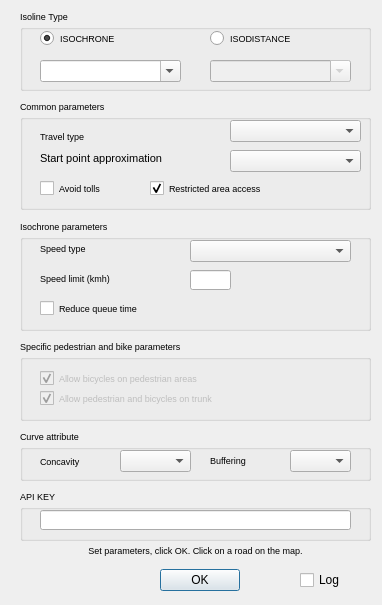
Old version of the form iso4app/iso4app_dialog_base.ui in the repository ksolsrl/QgisIso4app.
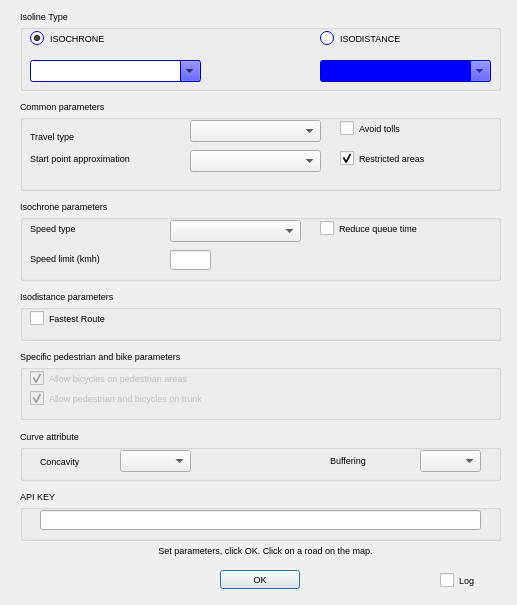
New version of the form.

Commit message:
New Fastest Route Option
You can check this option for isodistances/motor vehicle. Without this option the shortest path will be calculated, all route will be taken. Checking this option the fastest route will be taken and the polygon will be smaller, this is because usually the fastest roads are longer than the other roads

What changed in the file:
```diff
--- a/iso4app/iso4app_dialog_base.ui
+++ b/iso4app/iso4app_dialog_base.ui
@@ -6,7 +6,7 @@
    <rect>
     <x>0</x>
     <y>0</y>
-    <width>382</width>
+    <width>517</width>
     <height>605</height>
    </rect>
   </property>
@@ -16,12 +16,18 @@
   <widget class="QDialogButtonBox" name="button_box">
    <property name="geometry">
     <rect>
-     <x>160</x>
+     <x>220</x>
      <y>560</y>
      <width>80</width>
      <height>40</height>
     </rect>
    </property>
+   <property name="font">
+    <font>
+     <family>Arial</family>
+     <pointsize>7</pointsize>
+    </font>
+   </property>
    <property name="orientation">
     <enum>Qt::Horizontal</enum>
    </property>
@@ -34,12 +40,428 @@
     <rect>
      <x>20</x>
      <y>10</y>
-     <width>351</width>
+     <width>481</width>
      <height>81</height>
     </rect>
    </property>
+   <property name="palette">
+    <palette>
+     <active>
+      <colorrole role="WindowText">
+       <brush brushstyle="SolidPattern">
+        <color alpha="255">
+         <red>0</red>
+         <green>0</green>
+         <blue>0</blue>
+        </color>
+       </brush>
+      </colorrole>
+      <colorrole role="Button">
+       <brush brushstyle="SolidPattern">
+        <color alpha="255">
+         <red>0</red>
+         <green>0</green>
+         <blue>255</blue>
+        </color>
+       </brush>
+      </colorrole>
+      <colorrole role="Light">
+       <brush brushstyle="SolidPattern">
+        <color alpha="255">
+         <red>127</red>
+         <green>127</green>
+         <blue>255</blue>
+        </color>
+       </brush>
+      </colorrole>
+      <colorrole role="Midlight">
+       <brush brushstyle="SolidPattern">
+        <color alpha="255">
+         <red>63</red>
+         <green>63</green>
+         <blue>255</blue>
+        </color>
+       </brush>
+      </colorrole>
+      <colorrole role="Dark">
+       <brush brushstyle="SolidPattern">
+        <color alpha="255">
+         <red>0</red>
+         <green>0</green>
+         <blue>127</blue>
+        </color>
+       </brush>
+      </colorrole>
+      <colorrole role="Mid">
+       <brush brushstyle="SolidPattern">
+        <color alpha="255">
+         <red>0</red>
+         <green>0</green>
+         <blue>170</blue>
+        </color>
+       </brush>
+      </colorrole>
+      <colorrole role="Text">
+       <brush brushstyle="SolidPattern">
+        <color alpha="255">
+         <red>0</red>
+         <green>0</green>
+         <blue>0</blue>
+        </color>
+       </brush>
+      </colorrole>
+      <colorrole role="BrightText">
+       <brush brushstyle="SolidPattern">
+        <color alpha="255">
+         <red>255</red>
+         <green>255</green>
+         <blue>255</blue>
+        </color>
+       </brush>
+      </colorrole>
+      <colorrole role="ButtonText">
+       <brush brushstyle="SolidPattern">
+        <color alpha="255">
+         <red>0</red>
+         <green>0</green>
+         <blue>0</blue>
+        </color>
+       </brush>
+      </colorrole>
+      <colorrole role="Base">
+       <brush brushstyle="SolidPattern">
+        <color alpha="255">
+         <red>255</red>
+         <green>255</green>
+         <blue>255</blue>
+        </color>
+       </brush>
+      </colorrole>
+      <colorrole role="Window">
+       <brush brushstyle="SolidPattern">
+        <color alpha="255">
+         <red>0</red>
+         <green>0</green>
+         <blue>255</blue>
+        </color>
+       </brush>
+      </colorrole>
+      <colorrole role="Shadow">
+       <brush brushstyle="SolidPattern">
+        <color alpha="255">
+         <red>0</red>
+         <green>0</green>
+         <blue>0</blue>
+        </color>
+       </brush>
+      </colorrole>
+      <colorrole role="AlternateBase">
+       <brush brushstyle="SolidPattern">
+        <color alpha="255">
+         <red>127</red>
+         <green>127</green>
+         <blue>255</blue>
+        </color>
+       </brush>
+      </colorrole>
+      <colorrole role="ToolTipBase">
+       <brush brushstyle="SolidPattern">
+        <color alpha="255">
+         <red>255</red>
+         <green>255</green>
+         <blue>220</blue>
+        </color>
+       </brush>
+      </colorrole>
+      <colorrole role="ToolTipText">
+       <brush brushstyle="SolidPattern">
+        <color alpha="255">
+         <red>0</red>
+         <green>0</green>
+         <blue>0</blue>
+        </color>
+       </brush>
+      </colorrole>
+     </active>
+     <inactive>
+      <colorrole role="WindowText">
+       <brush brushstyle="SolidPattern">
+        <color alpha="255">
+         <red>0</red>
+         <green>0</green>
+         <blue>0</blue>
+        </color>
+       </brush>
+      </colorrole>
+      <colorrole role="Button">
+       <brush brushstyle="SolidPattern">
+        <color alpha="255">
+         <red>0</red>
+         <green>0</green>
+         <blue>255</blue>
+        </color>
+       </brush>
+      </colorrole>
+      <colorrole role="Light">
+       <brush brushstyle="SolidPattern">
+        <color alpha="255">
+         <red>127</red>
+         <green>127</green>
+         <blue>255</blue>
+        </color>
+       </brush>
+      </colorrole>
+      <colorrole role="Midlight">
+       <brush brushstyle="SolidPattern">
+        <color alpha="255">
+         <red>63</red>
+         <green>63</green>
+         <blue>255</blue>
+        </color>
+       </brush>
+      </colorrole>
+      <colorrole role="Dark">
+       <brush brushstyle="SolidPattern">
+        <color alpha="255">
+         <red>0</red>
+         <green>0</green>
+         <blue>127</blue>
+        </color>
+       </brush>
+      </colorrole>
+      <colorrole role="Mid">
+       <brush brushstyle="SolidPattern">
+        <color alpha="255">
+         <red>0</red>
+         <green>0</green>
+         <blue>170</blue>
+        </color>
+       </brush>
+      </colorrole>
+      <colorrole role="Text">
+       <brush brushstyle="SolidPattern">
+        <color alpha="255">
+         <red>0</red>
+         <green>0</green>
+         <blue>0</blue>
+        </color>
+       </brush>
+      </colorrole>
+      <colorrole role="BrightText">
+       <brush brushstyle="SolidPattern">
+        <color alpha="255">
+         <red>255</red>
+         <green>255</green>
+         <blue>255</blue>
+        </color>
+       </brush>
+      </colorrole>
+      <colorrole role="ButtonText">
+       <brush brushstyle="SolidPattern">
+        <color alpha="255">
+         <red>0</red>
+         <green>0</green>
+         <blue>0</blue>
+        </color>
+       </brush>
+      </colorrole>
+      <colorrole role="Base">
+       <brush brushstyle="SolidPattern">
+        <color alpha="255">
+         <red>255</red>
+         <green>255</green>
+         <blue>255</blue>
+        </color>
+       </brush>
+      </colorrole>
+      <colorrole role="Window">
+       <brush brushstyle="SolidPattern">
+        <color alpha="255">
+         <red>0</red>
+         <green>0</green>
+         <blue>255</blue>
+        </color>
+       </brush>
+      </colorrole>
+      <colorrole role="Shadow">
+       <brush brushstyle="SolidPattern">
+        <color alpha="255">
+         <red>0</red>
+         <green>0</green>
+         <blue>0</blue>
+        </color>
+       </brush>
+      </colorrole>
+      <colorrole role="AlternateBase">
+       <brush brushstyle="SolidPattern">
+        <color alpha="255">
+         <red>127</red>
+         <green>127</green>
+         <blue>255</blue>
+        </color>
+       </brush>
+      </colorrole>
+      <colorrole role="ToolTipBase">
+       <brush brushstyle="SolidPattern">
+        <color alpha="255">
+         <red>255</red>
+         <green>255</green>
+         <blue>220</blue>
+        </color>
+       </brush>
+      </colorrole>
+      <colorrole role="ToolTipText">
+       <brush brushstyle="SolidPattern">
+        <color alpha="255">
+         <red>0</red>
+         <green>0</green>
+         <blue>0</blue>
+        </color>
+       </brush>
+      </colorrole>
+     </inactive>
+     <disabled>
+      <colorrole role="WindowText">
+       <brush brushstyle="SolidPattern">
+        <color alpha="255">
+         <red>0</red>
+         <green>0</green>
+         <blue>127</blue>
+        </color>
+       </brush>
+      </colorrole>
+      <colorrole role="Button">
+       <brush brushstyle="SolidPattern">
+        <color alpha="255">
+         <red>0</red>
+         <green>0</green>
+         <blue>255</blue>
+        </color>
+       </brush>
+      </colorrole>
+      <colorrole role="Light">
+       <brush brushstyle="SolidPattern">
+        <color alpha="255">
+         <red>127</red>
+         <green>127</green>
+         <blue>255</blue>
+        </color>
+       </brush>
+      </colorrole>
+      <colorrole role="Midlight">
+       <brush brushstyle="SolidPattern">
+        <color alpha="255">
+         <red>63</red>
+         <green>63</green>
+         <blue>255</blue>
+        </color>
+       </brush>
+      </colorrole>
+      <colorrole role="Dark">
+       <brush brushstyle="SolidPattern">
+        <color alpha="255">
+         <red>0</red>
+         <green>0</green>
+         <blue>127</blue>
+        </color>
+       </brush>
+      </colorrole>
+      <colorrole role="Mid">
+       <brush brushstyle="SolidPattern">
+        <color alpha="255">
+         <red>0</red>
+         <green>0</green>
+         <blue>170</blue>
+        </color>
+       </brush>
+      </colorrole>
+      <colorrole role="Text">
+       <brush brushstyle="SolidPattern">
+        <color alpha="255">
+         <red>0</red>
+         <green>0</green>
+         <blue>127</blue>
+        </color>
+       </brush>
+      </colorrole>
+      <colorrole role="BrightText">
+       <brush brushstyle="SolidPattern">
+        <color alpha="255">
+         <red>255</red>
+         <green>255</green>
+         <blue>255</blue>
+        </color>
+       </brush>
+      </colorrole>
+      <colorrole role="ButtonText">
+       <brush brushstyle="SolidPattern">
+        <color alpha="255">
+         <red>0</red>
+         <green>0</green>
+         <blue>127</blue>
+        </color>
+       </brush>
+      </colorrole>
+      <colorrole role="Base">
+       <brush brushstyle="SolidPattern">
+        <color alpha="255">
+         <red>0</red>
+         <green>0</green>
+         <blue>255</blue>
+        </color>
+       </brush>
+      </colorrole>
+      <colorrole role="Window">
+       <brush brushstyle="SolidPattern">
+        <color alpha="255">
+         <red>0</red>
+         <green>0</green>
+         <blue>255</blue>
+        </color>
+       </brush>
+      </colorrole>
+      <colorrole role="Shadow">
+       <brush brushstyle="SolidPattern">
+        <color alpha="255">
+         <red>0</red>
+         <green>0</green>
+         <blue>0</blue>
+        </color>
+       </brush>
+      </colorrole>
+      <colorrole role="AlternateBase">
+       <brush brushstyle="SolidPattern">
+        <color alpha="255">
+         <red>0</red>
+         <green>0</green>
+         <blue>255</blue>
+        </color>
+       </brush>
+      </colorrole>
+      <colorrole role="ToolTipBase">
+       <brush brushstyle="SolidPattern">
+        <color alpha="255">
+         <red>255</red>
+         <green>255</green>
+         <blue>220</blue>
+        </color>
+       </brush>
+      </colorrole>
+      <colorrole role="ToolTipText">
+       <brush brushstyle="SolidPattern">
+        <color alpha="255">
+         <red>0</red>
+         <green>0</green>
+         <blue>0</blue>
+        </color>
+       </brush>
+      </colorrole>
+     </disabled>
+    </palette>
+   </property>
    <property name="font">
     <font>
+     <family>Arial</family>
      <pointsize>7</pointsize>
     </font>
    </property>
@@ -52,7 +474,7 @@
     </property>
     <property name="geometry">
      <rect>
-      <x>20</x>
+      <x>10</x>
       <y>20</y>
       <width>151</width>
       <height>17</height>
@@ -60,6 +482,7 @@
     </property>
     <property name="font">
      <font>
+      <family>Arial</family>
       <pointsize>7</pointsize>
      </font>
     </property>
@@ -76,7 +499,7 @@
     </property>
     <property name="geometry">
      <rect>
-      <x>190</x>
+      <x>300</x>
       <y>20</y>
       <width>151</width>
       <height>17</height>
@@ -84,6 +507,7 @@
     </property>
     <property name="font">
      <font>
+      <family>Arial</family>
       <pointsize>7</pointsize>
      </font>
     </property>
@@ -97,9 +521,9 @@
    <widget class="QComboBox" name="comboSeconds">
     <property name="geometry">
      <rect>
-      <x>20</x>
+      <x>10</x>
       <y>50</y>
-      <width>141</width>
+      <width>171</width>
       <height>22</height>
      </rect>
     </property>
@@ -113,9 +537,9 @@
     </property>
     <property name="geometry">
      <rect>
-      <x>190</x>
+      <x>300</x>
       <y>50</y>
-      <width>141</width>
+      <width>171</width>
       <height>22</height>
      </rect>
     </property>
@@ -129,12 +553,13 @@
     <rect>
      <x>20</x>
      <y>100</y>
-     <width>351</width>
-     <height>110</height>
+     <width>481</width>
+     <height>91</height>
     </rect>
    </property>
    <property name="font">
     <font>
+     <family>Arial</family>
      <pointsize>7</pointsize>
     </font>
    </property>
@@ -144,7 +569,7 @@
    <widget class="QComboBox" name="comboTravelType">
     <property name="geometry">
      <rect>
-      <x>210</x>
+      <x>170</x>
       <y>20</y>
       <width>131</width>
       <height>22</height>
@@ -157,12 +582,17 @@
    <widget class="QLabel" name="label">
     <property name="geometry">
      <rect>
-      <x>20</x>
+      <x>10</x>
       <y>26</y>
       <width>161</width>
       <height>20</height>
      </rect>
     </property>
+    <property name="font">
+     <font>
+      <family>Arial</family>
+     </font>
+    </property>
     <property name="text">
      <string>Travel type</string>
     </property>
@@ -170,15 +600,16 @@
    <widget class="QLabel" name="label_2">
     <property name="geometry">
      <rect>
-      <x>20</x>
+      <x>10</x>
       <y>50</y>
-      <width>181</width>
+      <width>161</width>
       <height>16</height>
      </rect>
     </property>
     <property name="font">
      <font>
-      <pointsize>8</pointsize>
+      <family>Arial</family>
+      <pointsize>7</pointsize>
      </font>
     </property>
     <property name="text">
@@ -188,7 +619,7 @@
    <widget class="QComboBox" name="comboApprox">
     <property name="geometry">
      <rect>
-      <x>210</x>
+      <x>170</x>
       <y>50</y>
       <width>131</width>
       <height>22</height>
@@ -198,12 +629,17 @@
    <widget class="QCheckBox" name="checkBoxAvoidTolls">
     <property name="geometry">
      <rect>
-      <x>20</x>
-      <y>80</y>
+      <x>320</x>
+      <y>20</y>
       <width>111</width>
       <height>17</height>
      </rect>
     </property>
+    <property name="font">
+     <font>
+      <family>Arial</family>
+     </font>
+    </property>
     <property name="text">
      <string>Avoid tolls</string>
     </property>
@@ -211,14 +647,19 @@
    <widget class="QCheckBox" name="checkBoxRestrictedArea">
     <property name="geometry">
      <rect>
-      <x>130</x>
-      <y>80</y>
-      <width>211</width>
-      <height>17</height>
+      <x>320</x>
+      <y>50</y>
+      <width>151</width>
+      <height>16</height>
      </rect>
     </property>
+    <property name="font">
+     <font>
+      <family>Arial</family>
+     </font>
+    </property>
     <property name="text">
-     <string>Restricted area access</string>
+     <string>Restricted areas</string>
     </property>
     <property name="checked">
      <bool>true</bool>
@@ -230,12 +671,13 @@
     <rect>
      <x>20</x>
      <y>430</y>
-     <width>351</width>
+     <width>481</width>
      <height>51</height>
     </rect>
    </property>
    <property name="font">
     <font>
+     <family>Arial</family>
      <pointsize>7</pointsize>
     </font>
    </property>
@@ -268,7 +710,7 @@
    <widget class="QLabel" name="label_4">
     <property name="geometry">
      <rect>
-      <x>190</x>
+      <x>310</x>
       <y>22</y>
       <width>71</width>
       <height>16</height>
@@ -281,7 +723,7 @@
    <widget class="QComboBox" name="comboBuffering">
     <property name="geometry">
      <rect>
-      <x>270</x>
+      <x>400</x>
       <y>20</y>
       <width>61</width>
       <height>22</height>
@@ -293,9 +735,9 @@
    <property name="geometry">
     <rect>
      <x>20</x>
-     <y>220</y>
-     <width>351</width>
-     <height>111</height>
+     <y>200</y>
+     <width>481</width>
+     <height>81</height>
     </rect>
    </property>
    <property name="font">
@@ -309,12 +751,17 @@
    <widget class="QLabel" name="label_5">
     <property name="geometry">
      <rect>
-      <x>20</x>
+      <x>10</x>
       <y>20</y>
       <width>121</width>
       <height>16</height>
      </rect>
     </property>
+    <property name="font">
+     <font>
+      <family>Arial</family>
+     </font>
+    </property>
     <property name="text">
      <string>Speed type</string>
     </property>
@@ -322,22 +769,32 @@
    <widget class="QComboBox" name="comboSpeedType">
     <property name="geometry">
      <rect>
-      <x>170</x>
+      <x>150</x>
       <y>20</y>
-      <width>161</width>
+      <width>131</width>
       <height>22</height>
      </rect>
     </property>
+    <property name="font">
+     <font>
+      <family>Arial</family>
+     </font>
+    </property>
    </widget>
    <widget class="QLabel" name="label_6">
     <property name="geometry">
      <rect>
-      <x>20</x>
+      <x>10</x>
       <y>50</y>
       <width>141</width>
       <height>16</height>
      </rect>
     </property>
+    <property name="font">
+     <font>
+      <family>Arial</family>
+     </font>
+    </property>
     <property name="text">
      <string>Speed limit (kmh)</string>
     </property>
@@ -345,22 +802,32 @@
    <widget class="QLineEdit" name="lineSpeed">
     <property name="geometry">
      <rect>
-      <x>170</x>
+      <x>150</x>
       <y>50</y>
       <width>41</width>
       <height>20</height>
      </rect>
     </property>
+    <property name="font">
+     <font>
+      <family>Arial</family>
+     </font>
+    </property>
    </widget>
    <widget class="QCheckBox" name="checkBoxReduceQueueTime">
     <property name="geometry">
      <rect>
-      <x>20</x>
-      <y>80</y>
-      <width>251</width>
+      <x>300</x>
+      <y>20</y>
+      <width>171</width>
       <height>17</height>
      </rect>
     </property>
+    <property name="font">
+     <font>
+      <family>Arial</family>
+     </font>
+    </property>
     <property name="text">
      <string>Reduce queue time</string>
     </property>
@@ -370,8 +837,8 @@
      <rect>
       <x>220</x>
       <y>50</y>
-      <width>121</width>
-      <height>51</height>
+      <width>241</width>
+      <height>31</height>
      </rect>
     </property>
     <property name="font">
@@ -394,13 +861,14 @@
    <property name="geometry">
     <rect>
      <x>20</x>
-     <y>340</y>
-     <width>351</width>
-     <height>81</height>
+     <y>350</y>
+     <width>481</width>
+     <height>70</height>
     </rect>
    </property>
    <property name="font">
     <font>
+     <family>Arial</family>
      <pointsize>7</pointsize>
     </font>
    </property>
@@ -413,9 +881,9 @@
     </property>
     <property name="geometry">
      <rect>
-      <x>20</x>
-      <y>30</y>
-      <width>321</width>
+      <x>10</x>
+      <y>20</y>
+      <width>301</width>
       <height>17</height>
      </rect>
     </property>
@@ -432,9 +900,9 @@
     </property>
     <property name="geometry">
      <rect>
-      <x>20</x>
-      <y>50</y>
-      <width>321</width>
+      <x>10</x>
+      <y>40</y>
+      <width>361</width>
       <height>17</height>
      </rect>
     </property>
@@ -449,7 +917,7 @@
   <widget class="QLabel" name="labelInfo_2">
    <property name="geometry">
     <rect>
-     <x>20</x>
+     <x>90</x>
      <y>540</y>
      <width>351</width>
      <height>21</height>
@@ -457,7 +925,7 @@
    </property>
    <property name="font">
     <font>
-     <family>MS Shell Dlg 2</family>
+     <family>Arial</family>
      <pointsize>7</pointsize>
     </font>
    </property>
@@ -479,12 +947,13 @@
     <rect>
      <x>20</x>
      <y>490</y>
-     <width>351</width>
+     <width>481</width>
      <height>51</height>
     </rect>
    </property>
    <property name="font">
     <font>
+     <family>Arial</family>
      <pointsize>7</pointsize>
     </font>
    </property>
@@ -496,7 +965,7 @@
      <rect>
       <x>20</x>
       <y>20</y>
-      <width>311</width>
+      <width>441</width>
       <height>20</height>
      </rect>
     </property>
@@ -513,16 +982,54 @@
   <widget class="QCheckBox" name="checkBoxLogging">
    <property name="geometry">
     <rect>
-     <x>300</x>
+     <x>440</x>
      <y>570</y>
      <width>61</width>
      <height>20</height>
     </rect>
    </property>
+   <property name="font">
+    <font>
+     <family>Arial</family>
+     <pointsize>7</pointsize>
+    </font>
+   </property>
    <property name="text">
     <string>Log</string>
    </property>
   </widget>
+  <widget class="QGroupBox" name="groupBoxIsodistanceParams">
+   <property name="geometry">
+    <rect>
+     <x>20</x>
+     <y>290</y>
+     <width>481</width>
+     <height>51</height>
+    </rect>
+   </property>
+   <property name="font">
+    <font>
+     <family>Arial</family>
+     <pointsize>7</pointsize>
+    </font>
+   </property>
+   <property name="title">
+    <string>Isodistance parameters</string>
+   </property>
+   <widget class="QCheckBox" name="checkBoxFastestRoute">
+    <property name="geometry">
+     <rect>
+      <x>10</x>
+      <y>20</y>
+      <width>361</width>
+      <height>17</height>
+     </rect>
+    </property>
+    <property name="text">
+     <string>Fastest Route</string>
+    </property>
+   </widget>
+  </widget>
  </widget>
  <resources/>
  <connections>
```
Left out of the diff: 32 changed lines with no effect on the pictures. The commit also changes 3 other files.
